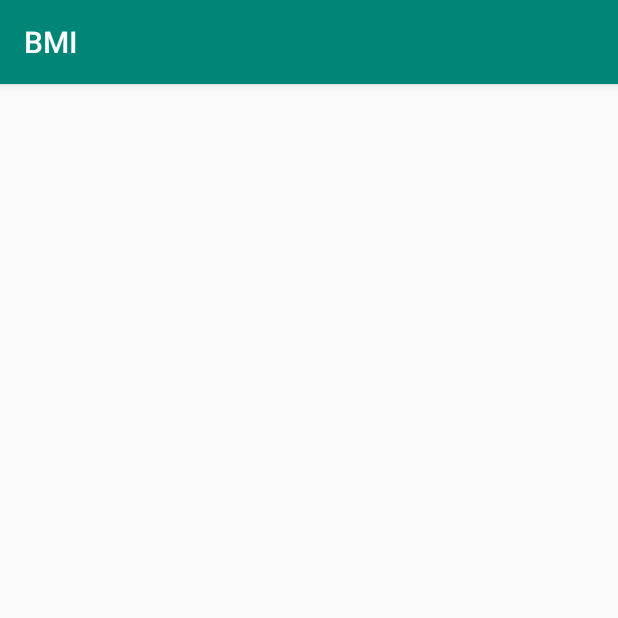
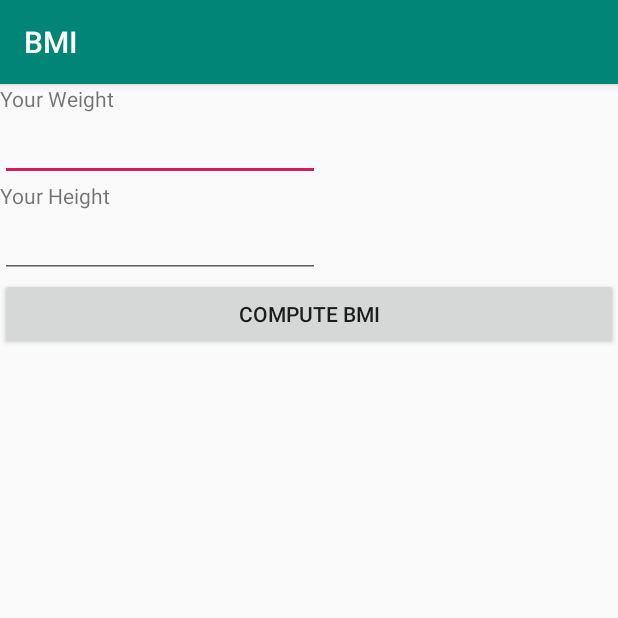
Before and after one commit to oseiivy/BMI, an Android app: the BMIActivity screen opened directly, with no data from a screen before it, on a phone screen of 412 x 824 dp, the top half of it. Run offline under Robolectric (Android 15) with nearby library versions, the phone set to English and light mode, and no system bars.

Commit message:
BMI commit

```diff
--- a/app/src/main/res/layout/bmi_layout.xml
+++ b/app/src/main/res/layout/bmi_layout.xml
@@ -6,4 +6,63 @@
     android:layout_height="match_parent"
     tools:context=".BMIActivity">
 
+    <TextView
+        android:id="@+id/weightLabel"
+        android:layout_width="wrap_content"
+        android:layout_height="wrap_content"
+        android:text="Your Weight"
+        app:layout_constraintStart_toStartOf="parent"
+        app:layout_constraintTop_toTopOf="parent" />
+
+    <EditText
+        android:id="@+id/weightBox"
+        android:layout_width="wrap_content"
+        android:layout_height="wrap_content"
+        android:ems="10"
+        android:inputType="textPersonName"
+        android:text=""
+        app:layout_constraintStart_toStartOf="parent"
+        app:layout_constraintTop_toBottomOf="@+id/weightLabel" />
+
+    <TextView
+        android:id="@+id/heightLabel"
+        android:layout_width="wrap_content"
+        android:layout_height="wrap_content"
+        android:text="Your Height"
+        app:layout_constraintStart_toStartOf="parent"
+        app:layout_constraintTop_toBottomOf="@+id/weightBox" />
+
+    <EditText
+        android:id="@+id/heightBox"
+        android:layout_width="wrap_content"
+        android:layout_height="wrap_content"
+        android:ems="10"
+        android:inputType="textPersonName"
+        android:text=""
+        app:layout_constraintStart_toStartOf="parent"
+        app:layout_constraintTop_toBottomOf="@+id/heightLabel" />
+
+    <Button
+        android:id="@+id/button"
+        android:layout_width="match_parent"
+        android:layout_height="wrap_content"
+        android:onClick="buttonClicked"
+        android:text="COMPUTE BMI"
+        app:layout_constraintEnd_toEndOf="parent"
+        app:layout_constraintHorizontal_bias="0.5"
+        app:layout_constraintStart_toStartOf="parent"
+        app:layout_constraintTop_toBottomOf="@+id/heightBox" />
+
+    <TextView
+        android:id="@+id/answer"
+        android:layout_width="wrap_content"
+        android:layout_height="wrap_content"
+        android:text=""
+        android:textColor="#0000ff"
+        android:textSize="64sp"
+        app:layout_constraintEnd_toEndOf="parent"
+        app:layout_constraintHorizontal_bias="0.5"
+        app:layout_constraintStart_toStartOf="parent"
+        app:layout_constraintTop_toBottomOf="@+id/button" />
+
 </androidx.constraintlayout.widget.ConstraintLayout>
```
Also changed, not shown: app/src/main/java/com/example/bmi/BMIActivity.java (+17 -0 lines), app/src/main/java/com/example/bmi/BMIModel.java (added, +32 -0 lines).
